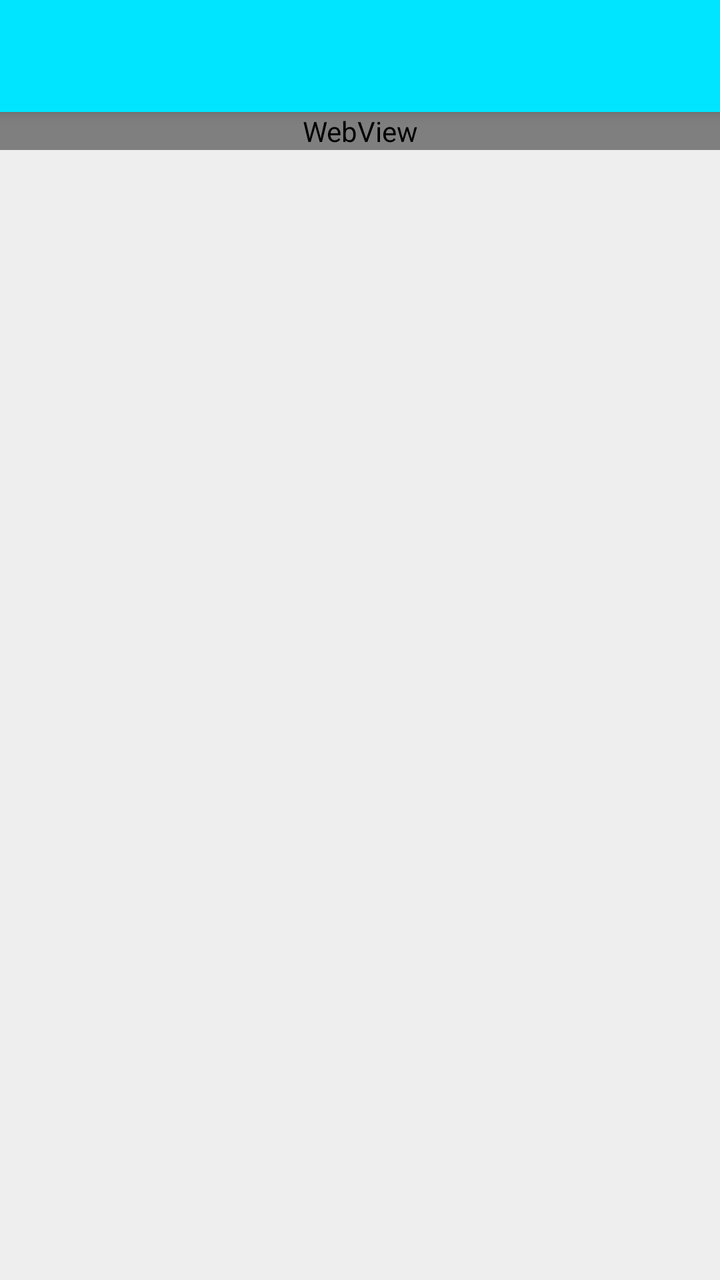
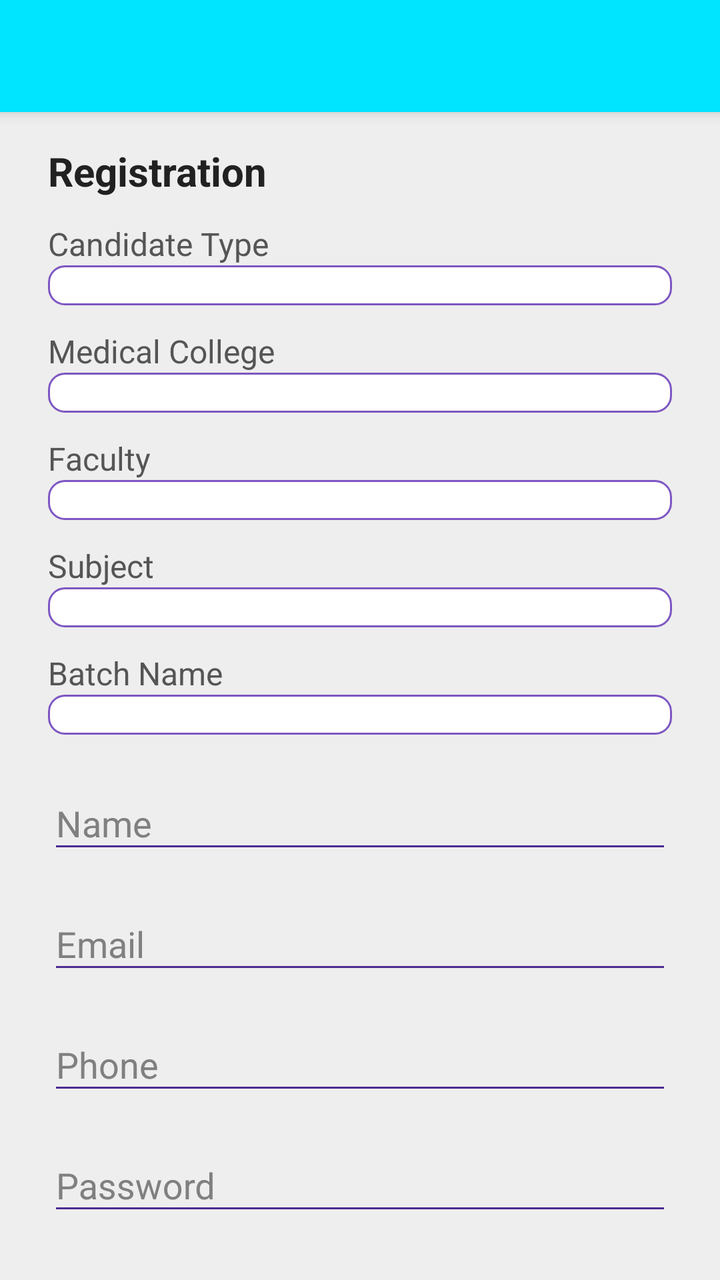

An Android layout rendered at two revisions. The XML below is the earlier revision; the diff shows what the commit changed to produce the second picture.
<!-- AndroidManifest.xml: activity theme AppTheme.Dark -->
<!-- res/layout/activity_sign_up.xml -->
<?xml version="1.0" encoding="utf-8"?>
<androidx.coordinatorlayout.widget.CoordinatorLayout xmlns:android="http://schemas.android.com/apk/res/android"
    xmlns:app="http://schemas.android.com/apk/res-auto"
    android:layout_width="match_parent"
    android:layout_height="match_parent"
    android:fitsSystemWindows="true">

    <com.google.android.material.appbar.AppBarLayout
        android:layout_width="match_parent"
        android:layout_height="wrap_content"
        android:theme="@style/AppTheme.AppBarOverlay">

        <androidx.appcompat.widget.Toolbar
            android:id="@+id/toolbar"
            android:layout_width="match_parent"
            android:layout_height="?attr/actionBarSize"
            android:background="?attr/colorPrimary"
            app:popupTheme="@style/AppTheme.PopupOverlay" />

    </com.google.android.material.appbar.AppBarLayout>
    <androidx.core.widget.NestedScrollView
        android:id="@+id/nesterScrollViewNextExamSection"
        android:layout_width="match_parent"
        android:layout_height="match_parent"
        app:layout_behavior="@string/appbar_scrolling_view_behavior">


        <WebView
            android:id="@+id/webViewPayment"
            android:layout_width="match_parent"
            android:layout_height="match_parent"
            />

    </androidx.core.widget.NestedScrollView>
</androidx.coordinatorlayout.widget.CoordinatorLayout>
<!-- resources referenced by this layout -->
<resources>
  <style name="AppTheme.AppBarOverlay" parent="ThemeOverlay.AppCompat.Dark.ActionBar" />
  <style name="AppTheme.PopupOverlay" parent="ThemeOverlay.AppCompat.Light" />
  <color name="primary">#00e5ff</color>
  <color name="primary_dark">#0079b5</color>
  <color name="colorAccent">@color/accent</color>
  <color name="background">#EEEEEE</color>
  <color name="text_color_primary">#212121</color>
  <color name="text_color_secondary">#555555</color>
  <color name="secondary_dark">#4d2c91</color>
  <color name="secondary_light">#b085f5</color>
  <color name="gray">#808080</color>
  <color name="secondary">#7e57c2</color>
  <style name="AppTheme.Dialog.Custom" parent="Theme.AppCompat.Light.Dialog">
          <item name="colorPrimary">@color/primary</item>
          <item name="colorPrimaryDark">@color/primary_dark</item>
          <item name="colorAccent">@color/accent</item>
          <item name="android:textColorPrimary">@color/text_color_primary</item>
      </style>
  <style name="AppTheme.Dialog.Alert.Custom" parent="Theme.AppCompat.Light.Dialog.Alert">
          <item name="colorPrimary">@color/primary</item>
          <item name="colorPrimaryDark">@color/primary_dark</item>
          <item name="colorAccent">@color/accent</item>
          <item name="android:textColorPrimary">@color/text_color_primary</item>
      </style>
  <color name="accent">#FF4081</color>
  <!-- unchanged entries left out for length: 1 -->
</resources>

<!-- the commit's change to res/layout/activity_sign_up.xml (unified diff, before → after) -->
@@ -18,18 +18,138 @@
             app:popupTheme="@style/AppTheme.PopupOverlay" />
 
     </com.google.android.material.appbar.AppBarLayout>
+
     <androidx.core.widget.NestedScrollView
-        android:id="@+id/nesterScrollViewNextExamSection"
         android:layout_width="match_parent"
         android:layout_height="match_parent"
         app:layout_behavior="@string/appbar_scrolling_view_behavior">
 
+        <LinearLayout
+            android:layout_width="match_parent"
+            android:layout_height="wrap_content"
+            android:focusable="true"
+            android:focusableInTouchMode="true"
+            android:orientation="vertical"
+            android:paddingLeft="24dp"
+            android:paddingRight="24dp"
+            android:paddingTop="16dp"
+            android:paddingBottom="24dp">
 
-        <WebView
-            android:id="@+id/webViewPayment"
-            android:layout_width="match_parent"
-            android:layout_height="match_parent"
-            />
+            <TextView
+                android:layout_width="match_parent"
+                android:layout_height="wrap_content"
+                android:text="@string/lbl_registration"
+                android:textColor="@color/text_color_primary"
+                android:textSize="@dimen/text_size_large"
+                android:textStyle="bold" />
 
+            <TextView
+                android:id="@+id/tvSignUpError"
+                android:layout_width="match_parent"
+                android:layout_height="wrap_content"
+                android:layout_marginTop="8dp"
+                android:gravity="center"
+                android:textColor="@color/orange_red"
+                android:textSize="@dimen/text_size_small"
+                android:visibility="gone" />
+
+            <TextView style="@style/CardViewLabelStyle" android:layout_width="match_parent" android:layout_height="wrap_content" android:layout_marginTop="12dp" android:text="@string/lbl_candidate_type" />
+            <Spinner android:id="@+id/spCategory" android:layout_width="match_parent" android:layout_height="wrap_content" android:background="@drawable/rounded_edittext" android:padding="10dp" />
+
+            <TextView style="@style/CardViewLabelStyle" android:layout_width="match_parent" android:layout_height="wrap_content" android:layout_marginTop="12dp" android:text="@string/lbl_medical_college" />
+            <Spinner android:id="@+id/spMedicalCollege" android:layout_width="match_parent" android:layout_height="wrap_content" android:background="@drawable/rounded_edittext" android:padding="10dp" />
+
+            <TextView style="@style/CardViewLabelStyle" android:layout_width="match_parent" android:layout_height="wrap_content" android:layout_marginTop="12dp" android:text="@string/lbl_faculty" />
+            <Spinner android:id="@+id/spFaculty" android:layout_width="match_parent" android:layout_height="wrap_content" android:background="@drawable/rounded_edittext" android:padding="10dp" />
+
+            <TextView style="@style/CardViewLabelStyle" android:layout_width="match_parent" android:layout_height="wrap_content" android:layout_marginTop="12dp" android:text="@string/lbl_subject" />
+            <Spinner android:id="@+id/spDepartment" android:layout_width="match_parent" android:layout_height="wrap_content" android:background="@drawable/rounded_edittext" android:padding="10dp" />
+
+            <TextView style="@style/CardViewLabelStyle" android:layout_width="match_parent" android:layout_height="wrap_content" android:layout_marginTop="12dp" android:text="@string/lbl_batch_name" />
+            <Spinner android:id="@+id/spBatch" android:layout_width="match_parent" android:layout_height="wrap_content" android:background="@drawable/rounded_edittext" android:padding="10dp" />
+
+            <com.google.android.material.textfield.TextInputLayout
+                android:layout_width="match_parent"
+                android:layout_height="wrap_content"
+                android:layout_marginTop="12dp">
+                <EditText
+                    android:id="@+id/input_name"
+                    android:layout_width="match_parent"
+                    android:layout_height="wrap_content"
+                    android:hint="@string/hint_name"
+                    android:inputType="textPersonName|textCapWords" />
+            </com.google.android.material.textfield.TextInputLayout>
+
+            <com.google.android.material.textfield.TextInputLayout
+                android:layout_width="match_parent"
+                android:layout_height="wrap_content"
+                android:layout_marginTop="8dp">
+                <EditText
+                    android:id="@+id/input_email"
+                    android:layout_width="match_parent"
+                    android:layout_height="wrap_content"
+                    android:hint="@string/hint_email"
+                    android:inputType="textEmailAddress" />
+            </com.google.android.material.textfield.TextInputLayout>
+
+            <com.google.android.material.textfield.TextInputLayout
+                android:layout_width="match_parent"
+                android:layout_height="wrap_content"
+                android:layout_marginTop="8dp">
+                <EditText
+                    android:id="@+id/input_phone"
+                    android:layout_width="match_parent"
+                    android:layout_height="wrap_content"
+                    android:hint="@string/hint_phone"
+                    android:inputType="phone" />
+            </com.google.android.material.textfield.TextInputLayout>
+
+            <com.google.android.material.textfield.TextInputLayout
+                android:layout_width="match_parent"
+                android:layout_height="wrap_content"
+                android:layout_marginTop="8dp">
+                <EditText
+                    android:id="@+id/input_password"
+                    android:layout_width="match_parent"
+                    android:layout_height="wrap_content"
+                    android:hint="@string/hint_password"
+                    android:inputType="textPassword" />
+            </com.google.android.material.textfield.TextInputLayout>
+
+            <com.google.android.material.textfield.TextInputLayout
+                android:layout_width="match_parent"
+                android:layout_height="wrap_content"
+                android:layout_marginTop="8dp">
+                <EditText
+                    android:id="@+id/input_password_re"
+                    android:layout_width="match_parent"
+                    android:layout_height="wrap_content"
+                    android:hint="@string/hint_password_re"
+                    android:inputType="textPassword" />
+            </com.google.android.material.textfield.TextInputLayout>
+
+            <com.google.android.material.textfield.TextInputLayout
+                android:layout_width="match_parent"
+                android:layout_height="wrap_content"
+                android:layout_marginTop="8dp">
+                <EditText
+                    android:id="@+id/input_remarks"
+                    android:layout_width="match_parent"
+                    android:layout_height="wrap_content"
+                    android:hint="@string/hint_remarks"
+                    android:inputType="textMultiLine|textCapSentences"
+                    android:minLines="2" />
+            </com.google.android.material.textfield.TextInputLayout>
+
+            <androidx.appcompat.widget.AppCompatButton
+                android:id="@+id/btnRegister"
+                style="@style/buttonStyle"
+                android:layout_width="match_parent"
+                android:layout_height="wrap_content"
+                android:layout_marginTop="24dp"
+                android:padding="12dp"
+                android:text="@string/btn_register" />
+
+        </LinearLayout>
     </androidx.core.widget.NestedScrollView>
 </androidx.coordinatorlayout.widget.CoordinatorLayout>
<!-- resource entries referenced after the edit -->
@@ -1,17 +1,57 @@
 <!-- resources referenced by this layout -->
 <resources>
+  <color name="orange_red">#ff4500</color>
   <style name="AppTheme.AppBarOverlay" parent="ThemeOverlay.AppCompat.Dark.ActionBar" />
   <style name="AppTheme.PopupOverlay" parent="ThemeOverlay.AppCompat.Light" />
+  <style name="CardViewLabelStyle">
+          <item name="android:textSize">@dimen/text_size_medium</item>
+          <item name="android:textColor">@color/text_color_secondary</item>
+      </style>
+  <style name="buttonStyle">
+          <item name="android:textColor">@color/white</item>
+      </style>
+  <dimen name="text_padding">8dp</dimen>
   <color name="primary">#00e5ff</color>
   <color name="primary_dark">#0079b5</color>
   <color name="colorAccent">@color/accent</color>
   <color name="background">#EEEEEE</color>
   <color name="text_color_primary">#212121</color>
+  <dimen name="text_size_large">20sp</dimen>
+  <dimen name="text_size_small">14sp</dimen>
+  <!-- drawable rounded_edittext (drawable) -->
+  <?xml version="1.0" encoding="utf-8"?>
+  <shape xmlns:android="http://schemas.android.com/apk/res/android"
+      android:shape="rectangle" android:padding="10dp">
+      <solid android:color="#FFFFFF"/>
+      <corners
+          android:bottomRightRadius="@dimen/text_padding"
+          android:bottomLeftRadius="@dimen/text_padding"
+          android:topLeftRadius="@dimen/text_padding"
+          android:topRightRadius="@dimen/text_padding"/>
+      <stroke
+          android:width="1dp"
+          android:color="@color/secondary" />
+  </shape>
+  <string name="btn_register">Register</string>
+  <string name="hint_email">Email</string>
+  <string name="hint_name">Name</string>
+  <string name="hint_password">Password</string>
+  <string name="hint_password_re">Re-type Password</string>
+  <string name="hint_phone">Phone</string>
+  <string name="hint_remarks">Remarks (optional)</string>
+  <string name="lbl_batch_name">Batch Name</string>
+  <string name="lbl_candidate_type">Candidate Type</string>
+  <string name="lbl_faculty">Faculty</string>
+  <string name="lbl_medical_college">Medical College</string>
+  <string name="lbl_registration">Registration</string>
+  <string name="lbl_subject">Subject</string>
   <color name="text_color_secondary">#555555</color>
+  <color name="white">#ffffff</color>
   <color name="secondary_dark">#4d2c91</color>
   <color name="secondary_light">#b085f5</color>
   <color name="gray">#808080</color>
   <color name="secondary">#7e57c2</color>
+  <dimen name="text_size_medium">16sp</dimen>
   <style name="AppTheme.Dialog.Custom" parent="Theme.AppCompat.Light.Dialog">
           <item name="colorPrimary">@color/primary</item>
           <item name="colorPrimaryDark">@color/primary_dark</item>
